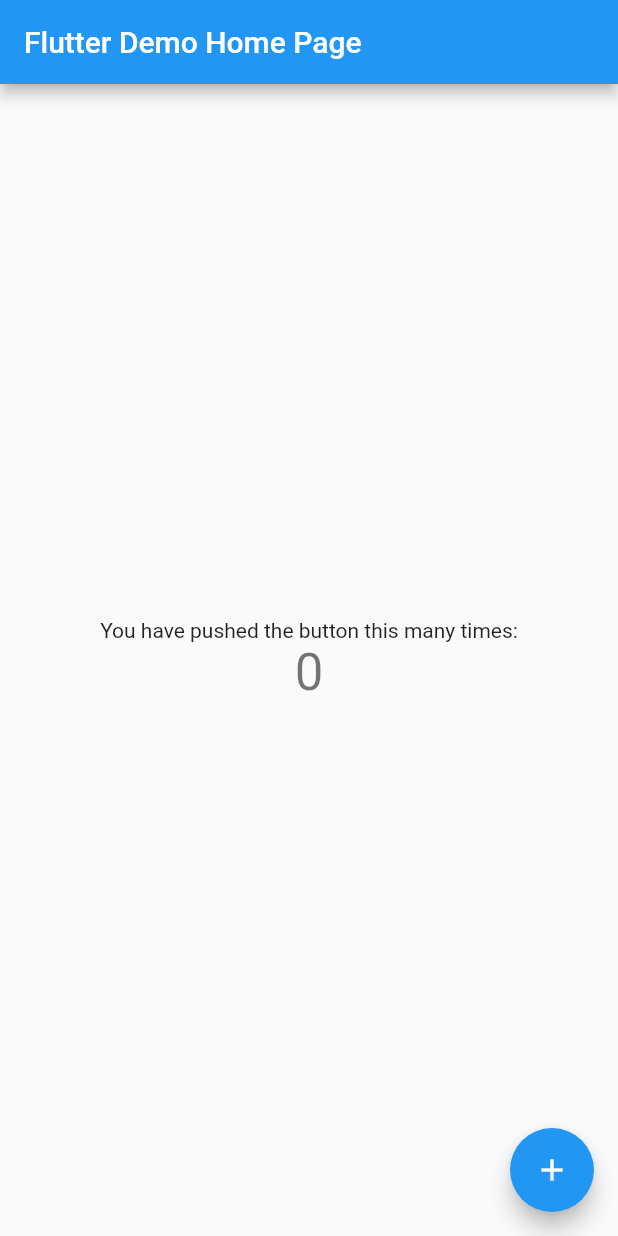
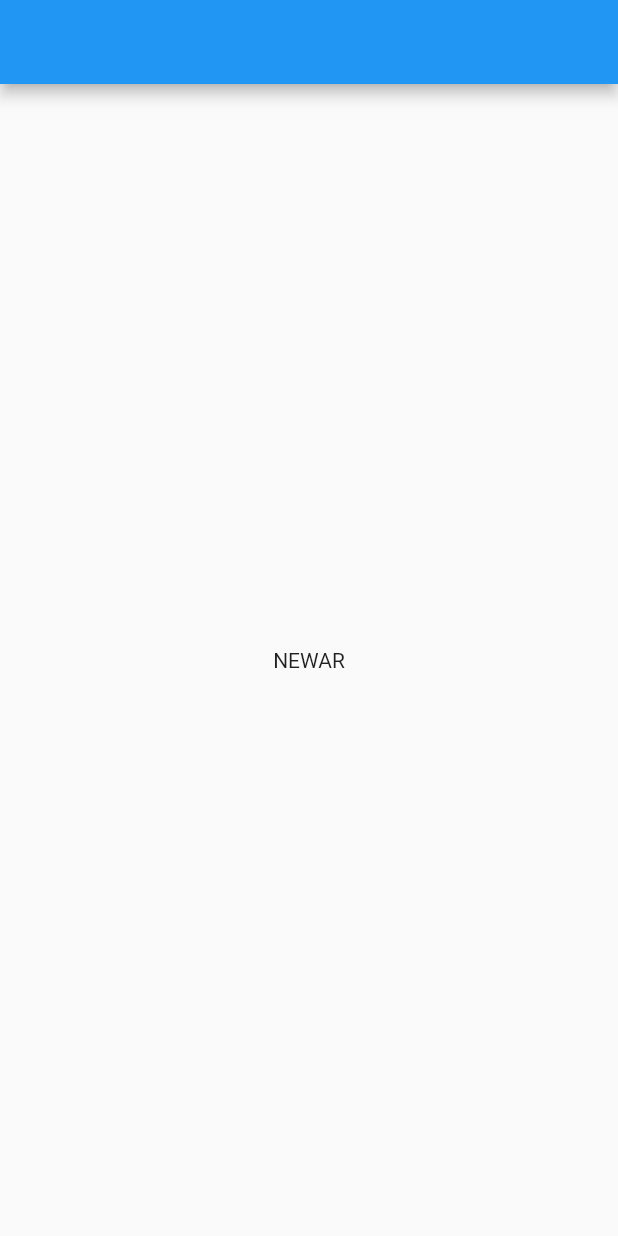
Before and after one commit to newarnajm/hellowworld, a Flutter app: the screen it shows after launch, on a phone screen of 412 x 824 dp. Run offline on Flutter 3.47's test engine with Material 2 defaults, Android fonts, the phone set to English and light mode, and no system bars.

Commit message:
mkae defoult home screen

```diff
--- a/lib/main.dart
+++ b/lib/main.dart
@@ -1,4 +1,5 @@
 import 'package:flutter/material.dart';
+import 'package:hellowworld/src/homescreen.dart';
 
 void main() {
   runApp(const MyApp());
@@ -7,109 +8,10 @@
 class MyApp extends StatelessWidget {
   const MyApp({super.key});
 
-  // This widget is the root of your application.
   @override
   Widget build(BuildContext context) {
     return MaterialApp(
-      title: 'Flutter Demo',
-      theme: ThemeData(
-        // This is the theme of your application.
-        //
-        // Try running your application with "flutter run". You'll see the
-        // application has a blue toolbar. Then, without quitting the app, try
-        // changing the primarySwatch below to Colors.green and then invoke
-        // "hot reload" (press "r" in the console where you ran "flutter run",
-        // or simply save your changes to "hot reload" in a Flutter IDE).
-        // Notice that the counter didn't reset back to zero; the application
-        // is not restarted.
-        primarySwatch: Colors.blue,
-      ),
-      home: const MyHomePage(title: 'Flutter Demo Home Page'),
+      home: HomeScreen(),
     );
   }
 }
-
-class MyHomePage extends StatefulWidget {
-  const MyHomePage({super.key, required this.title});
-
-  // This widget is the home page of your application. It is stateful, meaning
-  // that it has a State object (defined below) that contains fields that affect
-  // how it looks.
-
-  // This class is the configuration for the state. It holds the values (in this
-  // case the title) provided by the parent (in this case the App widget) and
-  // used by the build method of the State. Fields in a Widget subclass are
-  // always marked "final".
-
-  final String title;
-
-  @override
-  State<MyHomePage> createState() => _MyHomePageState();
-}
-
-class _MyHomePageState extends State<MyHomePage> {
-  int _counter = 0;
-
-  void _incrementCounter() {
-    setState(() {
-      // This call to setState tells the Flutter framework that something has
-      // changed in this State, which causes it to rerun the build method below
-      // so that the display can reflect the updated values. If we changed
-      // _counter without calling setState(), then the build method would not be
-      // called again, and so nothing would appear to happen.
-      _counter++;
-    });
-  }
-
-  @override
-  Widget build(BuildContext context) {
-    // This method is rerun every time setState is called, for instance as done
-    // by the _incrementCounter method above.
-    //
-    // The Flutter framework has been optimized to make rerunning build methods
-    // fast, so that you can just rebuild anything that needs updating rather
-    // than having to individually change instances of widgets.
-    return Scaffold(
-      appBar: AppBar(
-        // Here we take the value from the MyHomePage object that was created by
-        // the App.build method, and use it to set our appbar title.
-        title: Text(widget.title),
-      ),
-      body: Center(
-        // Center is a layout widget. It takes a single child and positions it
-        // in the middle of the parent.
-        child: Column(
-          // Column is also a layout widget. It takes a list of children and
-          // arranges them vertically. By default, it sizes itself to fit its
-          // children horizontally, and tries to be as tall as its parent.
-          //
-          // Invoke "debug painting" (press "p" in the console, choose the
-          // "Toggle Debug Paint" action from the Flutter Inspector in Android
-          // Studio, or the "Toggle Debug Paint" command in Visual Studio Code)
-          // to see the wireframe for each widget.
-          //
-          // Column has various properties to control how it sizes itself and
-          // how it positions its children. Here we use mainAxisAlignment to
-          // center the children vertically; the main axis here is the vertical
-          // axis because Columns are vertical (the cross axis would be
-          // horizontal).
-          mainAxisAlignment: MainAxisAlignment.center,
-          children: <Widget>[
-            const Text(
-              'You have pushed the button this many times:',
-            ),
-            Text(
-              '$_counter',
-              style: Theme.of(context).textTheme.headlineMedium,
-            ),
-          ],
-        ),
-      ),
-      floatingActionButton: FloatingActionButton(
-        onPressed: _incrementCounter,
-        tooltip: 'Increment',
-        child: const Icon(Icons.add),
-      ), // This trailing comma makes auto-formatting nicer for build methods.
-    );
-  }
-}
--- /dev/null
+++ b/lib/src/homescreen.dart
@@ -0,0 +1,20 @@
+import 'package:flutter/material.dart';
+
+class HomeScreen extends StatefulWidget {
+  const HomeScreen({super.key});
+
+  @override
+  State<HomeScreen> createState() => _HomeScreenState();
+}
+
+class _HomeScreenState extends State<HomeScreen> {
+  @override
+  Widget build(BuildContext context) {
+    return Scaffold(
+      appBar: AppBar(),
+      body: Center(
+        child: Text("NEWAR"),
+      ),
+    );
+  }
+}
```
